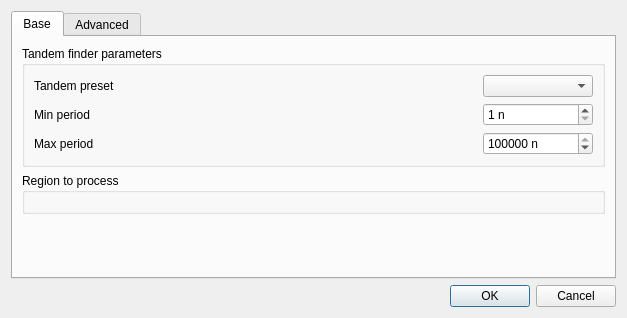
Old version of the form src/plugins/repeat_finder/src/FindTandemsDialog.ui in the repository violethaze74/ugene.
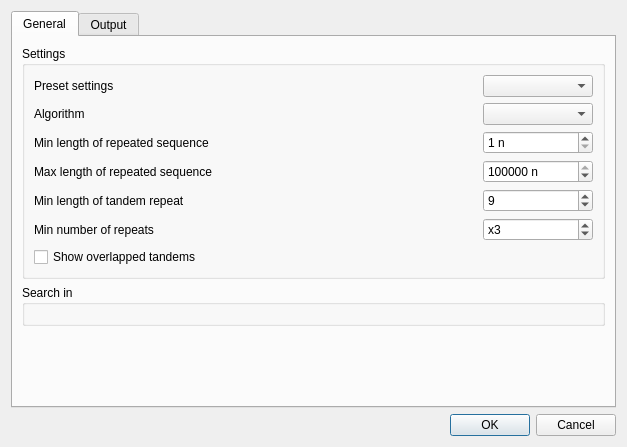
New version of the form. Icons and pictures are not drawn.

Commit message: UGENE-5949 Incorrect parameters for tandem repeats search

```diff
--- a/src/plugins/repeat_finder/src/FindTandemsDialog.ui
+++ b/src/plugins/repeat_finder/src/FindTandemsDialog.ui
@@ -10,47 +10,67 @@
     <x>0</x>
     <y>0</y>
     <width>627</width>
-    <height>318</height>
+    <height>447</height>
    </rect>
   </property>
   <property name="windowTitle">
-   <string>Find Tandems</string>
+   <string>Find Tandem Repeats</string>
   </property>
   <property name="windowIcon">
    <iconset>
     <normaloff>:/repeat_finder/repeats_image</normaloff>:/repeat_finder/repeats_image</iconset>
   </property>
-  <layout class="QVBoxLayout" name="verticalLayout">
-   <item>
+  <layout class="QGridLayout" name="gridLayout_3">
+   <item row="0" column="0">
     <widget class="QTabWidget" name="tabWidget">
      <property name="currentIndex">
       <number>0</number>
      </property>
      <widget class="QWidget" name="tab">
       <attribute name="title">
-       <string>Base</string>
+       <string>General</string>
       </attribute>
-      <layout class="QVBoxLayout" name="verticalLayout_2">
-       <item>
+      <layout class="QGridLayout" name="gridLayout_4">
+       <item row="0" column="0">
         <widget class="QGroupBox" name="paramsBox">
          <property name="title">
-          <string>Tandem finder parameters</string>
+          <string>Settings</string>
          </property>
          <layout class="QGridLayout" name="gridLayout">
-          <item row="0" column="0">
-           <widget class="QLabel" name="label_2">
-            <property name="minimumSize">
+          <item row="8" column="1">
+           <widget class="QLabel" name="label_4">
+            <property name="text">
+             <string>Min length of repeated sequence</string>
+            </property>
+           </widget>
+          </item>
+          <item row="8" column="5" colspan="2">
+           <widget class="QSpinBox" name="minPeriodBox">
+            <property name="suffix">
+             <string> n</string>
+            </property>
+            <property name="minimum">
+             <number>1</number>
+            </property>
+            <property name="maximum">
+             <number>1000000</number>
+            </property>
+           </widget>
+          </item>
+          <item row="8" column="3">
+           <spacer name="horizontalSpacer_4">
+            <property name="orientation">
+             <enum>Qt::Horizontal</enum>
+            </property>
+            <property name="sizeHint" stdset="0">
              <size>
-              <width>0</width>
-              <height>0</height>
+              <width>40</width>
+              <height>20</height>
              </size>
             </property>
-            <property name="text">
-             <string>Tandem preset</string>
-            </property>
-           </widget>
+           </spacer>
           </item>
-          <item row="0" column="1">
+          <item row="3" column="3">
            <spacer name="horizontalSpacer_2">
             <property name="orientation">
              <enum>Qt::Horizontal</enum>
@@ -63,7 +83,7 @@
             </property>
            </spacer>
           </item>
-          <item row="0" column="2">
+          <item row="3" column="5" colspan="2">
            <widget class="QComboBox" name="repeatLenComboBox">
             <property name="sizePolicy">
              <sizepolicy hsizetype="Preferred" vsizetype="Fixed">
@@ -88,47 +108,34 @@
             </property>
            </widget>
           </item>
-          <item row="1" column="0">
-           <widget class="QLabel" name="label_4">
-            <property name="text">
-             <string>Min period</string>
-            </property>
-           </widget>
-          </item>
-          <item row="1" column="1">
-           <spacer name="horizontalSpacer_4">
-            <property name="orientation">
-             <enum>Qt::Horizontal</enum>
-            </property>
-            <property name="sizeHint" stdset="0">
+          <item row="3" column="1">
+           <widget class="QLabel" name="label_2">
+            <property name="minimumSize">
              <size>
-              <width>40</width>
-              <height>20</height>
+              <width>0</width>
+              <height>0</height>
              </size>
             </property>
-           </spacer>
+            <property name="text">
+             <string>Preset settings</string>
+            </property>
+           </widget>
           </item>
-          <item row="1" column="2">
-           <widget class="QSpinBox" name="minPeriodBox">
-            <property name="suffix">
-             <string> n</string>
+          <item row="13" column="1">
+           <widget class="QCheckBox" name="overlappedTandemsCheckBox">
+            <property name="text">
+             <string>Show overlapped tandems</string>
             </property>
-            <property name="minimum">
-             <number>1</number>
-            </property>
-            <property name="maximum">
-             <number>1000000</number>
-            </property>
            </widget>
           </item>
-          <item row="2" column="0">
+          <item row="9" column="1">
            <widget class="QLabel" name="label_5">
             <property name="text">
-             <string>Max period</string>
+             <string>Max length of repeated sequence</string>
             </property>
            </widget>
           </item>
-          <item row="2" column="1">
+          <item row="9" column="3">
            <spacer name="horizontalSpacer_5">
             <property name="orientation">
              <enum>Qt::Horizontal</enum>
@@ -141,7 +148,7 @@
             </property>
            </spacer>
           </item>
-          <item row="2" column="2">
+          <item row="9" column="5" colspan="2">
            <widget class="QSpinBox" name="maxPeriodBox">
             <property name="suffix">
              <string> n</string>
@@ -157,22 +164,141 @@
             </property>
            </widget>
           </item>
+          <item row="10" column="1">
+           <widget class="QLabel" name="label_8">
+            <property name="text">
+             <string>Min length of tandem repeat</string>
+            </property>
+           </widget>
+          </item>
+          <item row="10" column="3">
+           <spacer name="horizontalSpacer_7">
+            <property name="orientation">
+             <enum>Qt::Horizontal</enum>
+            </property>
+            <property name="sizeHint" stdset="0">
+             <size>
+              <width>297</width>
+              <height>20</height>
+             </size>
+            </property>
+           </spacer>
+          </item>
+          <item row="10" column="5" colspan="2">
+           <widget class="QSpinBox" name="minTandemSizeBox">
+            <property name="minimum">
+             <number>3</number>
+            </property>
+            <property name="maximum">
+             <number>1000000000</number>
+            </property>
+            <property name="value">
+             <number>9</number>
+            </property>
+           </widget>
+          </item>
+          <item row="11" column="1">
+           <widget class="QLabel" name="label_9">
+            <property name="text">
+             <string>Min number of repeats</string>
+            </property>
+           </widget>
+          </item>
+          <item row="11" column="3">
+           <spacer name="horizontalSpacer_10">
+            <property name="orientation">
+             <enum>Qt::Horizontal</enum>
+            </property>
+            <property name="sizeHint" stdset="0">
+             <size>
+              <width>291</width>
+              <height>13</height>
+             </size>
+            </property>
+           </spacer>
+          </item>
+          <item row="11" column="5" colspan="2">
+           <widget class="QSpinBox" name="minRepeatsBox">
+            <property name="prefix">
+             <string>x</string>
+            </property>
+            <property name="minimum">
+             <number>2</number>
+            </property>
+            <property name="maximum">
+             <number>1000000000</number>
+            </property>
+            <property name="value">
+             <number>3</number>
+            </property>
+           </widget>
+          </item>
+          <item row="4" column="5" colspan="2">
+           <widget class="QComboBox" name="algoComboBox">
+            <property name="sizeAdjustPolicy">
+             <enum>QComboBox::AdjustToContents</enum>
+            </property>
+            <property name="minimumContentsLength">
+             <number>10</number>
+            </property>
+           </widget>
+          </item>
+          <item row="4" column="3">
+           <spacer name="horizontalSpacer_6">
+            <property name="orientation">
+             <enum>Qt::Horizontal</enum>
+            </property>
+            <property name="sizeHint" stdset="0">
+             <size>
+              <width>295</width>
+              <height>20</height>
+             </size>
+            </property>
+           </spacer>
+          </item>
+          <item row="4" column="1">
+           <widget class="QLabel" name="label_6">
+            <property name="text">
+             <string>Algorithm</string>
+            </property>
+           </widget>
+          </item>
          </layout>
         </widget>
        </item>
-       <item>
+       <item row="1" column="0">
         <widget class="QGroupBox" name="regionBox">
          <property name="title">
-          <string>Region to process</string>
+          <string>Search in</string>
          </property>
-         <layout class="QHBoxLayout" name="horizontalLayout_2">
+         <layout class="QHBoxLayout" name="horizontalLayout_5">
           <item>
            <layout class="QHBoxLayout" name="rangeSelectorLayout"/>
           </item>
          </layout>
         </widget>
        </item>
-       <item>
+       <item row="2" column="0">
+        <spacer name="verticalSpacer">
+         <property name="orientation">
+          <enum>Qt::Vertical</enum>
+         </property>
+         <property name="sizeHint" stdset="0">
+          <size>
+           <width>20</width>
+           <height>40</height>
+          </size>
+         </property>
+        </spacer>
+       </item>
+      </layout>
+     </widget>
+     <widget class="QWidget" name="tab_2">
+      <attribute name="title">
+       <string>Output</string>
+      </attribute>
+      <layout class="QGridLayout" name="gridLayout_2">
+       <item row="0" column="0">
         <widget class="QWidget" name="annotationsWidget" native="true">
          <property name="sizePolicy">
           <sizepolicy hsizetype="Expanding" vsizetype="Expanding">
@@ -188,142 +314,7 @@
          </property>
         </widget>
        </item>
-       <item>
-        <spacer name="verticalSpacer">
-         <property name="orientation">
-          <enum>Qt::Vertical</enum>
-         </property>
-         <property name="sizeHint" stdset="0">
-          <size>
-           <width>20</width>
-           <height>40</height>
-          </size>
-         </property>
-        </spacer>
-       </item>
-      </layout>
-     </widget>
-     <widget class="QWidget" name="tab_2">
-      <attribute name="title">
-       <string>Advanced</string>
-      </attribute>
-      <layout class="QVBoxLayout" name="verticalLayout_3">
-       <item>
-        <widget class="QGroupBox" name="groupBox">
-         <property name="title">
-          <string>Advanced parameters</string>
-         </property>
-         <layout class="QGridLayout" name="gridLayout_2">
-          <item row="0" column="1">
-           <spacer name="horizontalSpacer_6">
-            <property name="orientation">
-             <enum>Qt::Horizontal</enum>
-            </property>
-            <property name="sizeHint" stdset="0">
-             <size>
-              <width>40</width>
-              <height>20</height>
-             </size>
-            </property>
-           </spacer>
-          </item>
-          <item row="2" column="2">
-           <widget class="QSpinBox" name="minRepeatsBox">
-            <property name="prefix">
-             <string>x</string>
-            </property>
-            <property name="minimum">
-             <number>2</number>
-            </property>
-            <property name="maximum">
-             <number>1000000000</number>
-            </property>
-            <property name="value">
-             <number>3</number>
-            </property>
-           </widget>
-          </item>
-          <item row="3" column="0">
-           <widget class="QCheckBox" name="overlappedTandemsCheckBox">
-            <property name="text">
-             <string>Show overlapped tandems</string>
-            </property>
-           </widget>
-          </item>
-          <item row="1" column="0">
-           <widget class="QLabel" name="label_8">
-            <property name="text">
-             <string>Minimum tandem size</string>
-            </property>
-           </widget>
-          </item>
-          <item row="0" column="2">
-           <widget class="QComboBox" name="algoComboBox">
-            <property name="sizeAdjustPolicy">
-             <enum>QComboBox::AdjustToContents</enum>
-            </property>
-            <property name="minimumContentsLength">
-             <number>10</number>
-            </property>
-           </widget>
-          </item>
-          <item row="1" column="1">
-           <spacer name="horizontalSpacer_7">
-            <property name="orientation">
-             <enum>Qt::Horizontal</enum>
-            </property>
-            <property name="sizeHint" stdset="0">
-             <size>
-              <width>40</width>
-              <height>20</height>
-             </size>
-            </property>
-           </spacer>
-          </item>
-          <item row="1" column="2">
-           <widget class="QSpinBox" name="minTandemSizeBox">
-            <property name="minimum">
-             <number>3</number>
-            </property>
-            <property name="maximum">
-             <number>1000000000</number>
-            </property>
-            <property name="value">
-             <number>9</number>
-            </property>
-           </widget>
-          </item>
-          <item row="0" column="0">
-           <widget class="QLabel" name="label_6">
-            <property name="text">
-             <string>Algorithm</string>
-            </property>
-           </widget>
-          </item>
-          <item row="2" column="1">
-           <spacer name="horizontalSpacer_10">
-            <property name="orientation">
-             <enum>Qt::Horizontal</enum>
-            </property>
-            <property name="sizeHint" stdset="0">
-             <size>
-              <width>40</width>
-              <height>20</height>
-             </size>
-            </property>
-           </spacer>
-          </item>
-          <item row="2" column="0">
-           <widget class="QLabel" name="label_9">
-            <property name="text">
-             <string>Minimum repeat count</string>
-            </property>
-           </widget>
-          </item>
-         </layout>
-        </widget>
-       </item>
-       <item>
+       <item row="1" column="0">
         <spacer name="verticalSpacer_2">
          <property name="orientation">
           <enum>Qt::Vertical</enum>
@@ -340,7 +331,7 @@
      </widget>
     </widget>
    </item>
-   <item>
+   <item row="1" column="0">
     <widget class="QDialogButtonBox" name="buttonBox">
      <property name="standardButtons">
       <set>QDialogButtonBox::Cancel|QDialogButtonBox::Ok</set>
```
Left out of the diff: 112 changed lines with no effect on the pictures. The commit also changes 2 other files.
